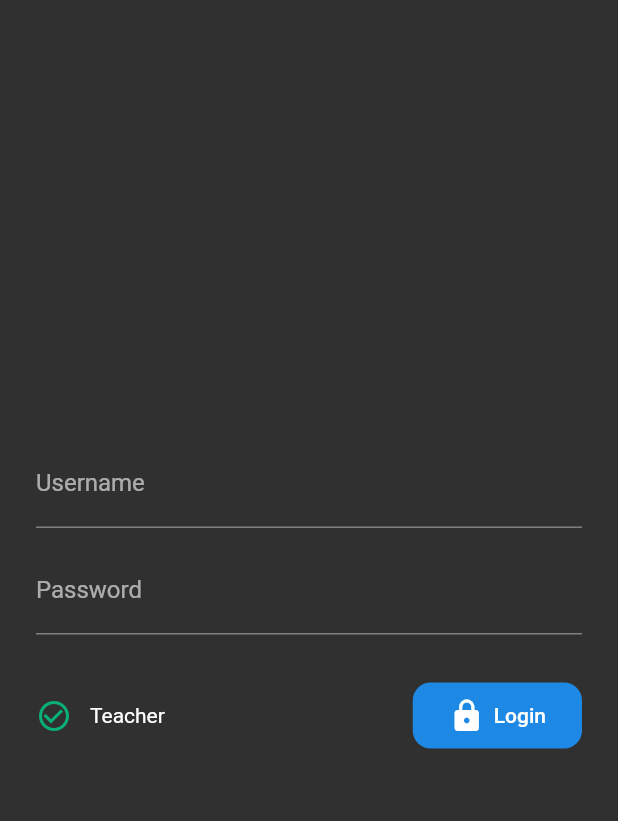
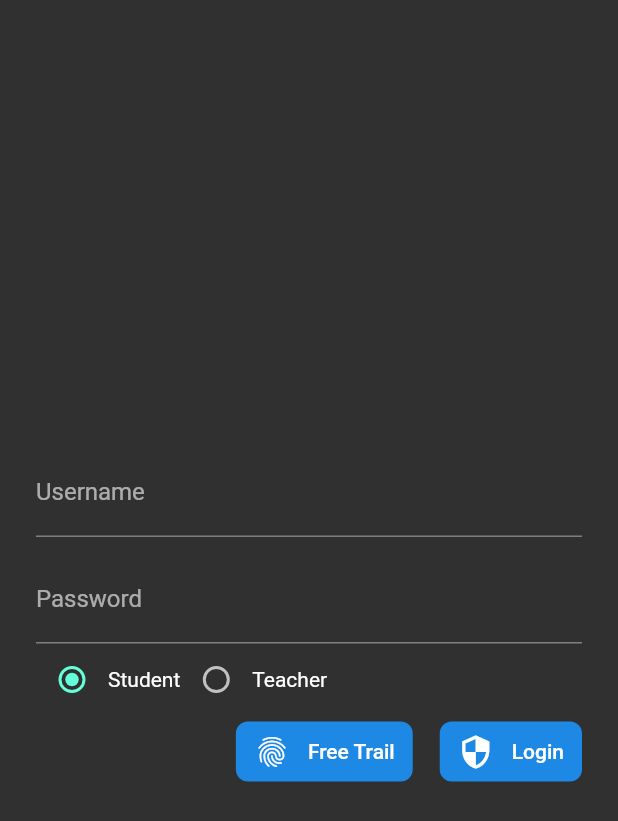
Before and after one commit to silverswords/muses, a Flutter app: the screen it shows after launch, on a phone screen of 412 x 824 dp. Shown: the top 821 px of the screen. Run offline on Flutter 3.47's test engine with Material 2 defaults, Android fonts, the light colour scheme and no system bars; missing offline and left inert: dart:html, dart:js; statements that could not run were skipped.

Commit message:
login page

```diff
--- a/lib/view/login/view.dart
+++ b/lib/view/login/view.dart
@@ -1,6 +1,5 @@
 import 'package:flutter/material.dart';
 
-import 'package:muses/constants/colors.dart';
 import 'package:muses/routing/names.dart';
 
 import 'package:muses/widgets/input/single_line.dart';
@@ -36,6 +35,8 @@ class _LoginPageState extends State<LoginPage> {
   }
 }
 
+enum LoginType { student, teacher }
+
 class _MainView extends StatelessWidget {
   const _MainView({
     Key key,
@@ -54,25 +55,86 @@ class _MainView extends StatelessWidget {
   Widget build(BuildContext context) {
     List<Widget> listViewChildren;
 
-    final desktopMaxWidth = 400.0 + 100.0;
+    final maxWidth = 500.0;
+
+    final loginChoice = Align(
+      alignment: Alignment.center,
+      child: Container(
+        constraints: BoxConstraints(
+          maxWidth: maxWidth
+        ),
+        child: Column(
+          children: [
+            Row(
+              children: [
+                Row(
+                  children: [
+                    Radio(
+                      value: LoginType.student,
+                      groupValue: LoginType.student,
+                      onChanged: (LoginType value) {
+                      },
+                    ),
+                    Text('Student')
+                  ],
+                ),
+                Row(
+                  children: [
+                    Radio(
+                      value: LoginType.teacher,
+                      groupValue: LoginType.student,
+                      onChanged: (LoginType value) {
+                      },
+                    ),
+                    Text('Teacher')
+                  ],
+                ),
+              ],
+            ),
+            SizedBox(
+              width: 12,
+            ),
+            Row(
+              mainAxisAlignment: MainAxisAlignment.end,
+              children: [
+                FilledButton(
+                  text: 'Free Trail',
+                  icon: Icons.fingerprint,
+                  onTap: () {
+                    _login(context);
+                  },
+                ),
+                SizedBox(
+                  width: 18,
+                ),
+                FilledButton(
+                  text: 'Login',
+                  icon: Icons.security,
+                  onTap: () {
+                    _login(context);
+                  },
+                ),
+              ],
+            ),
+          ],
+        ),
+      ),
+    );
+
+
     listViewChildren = [
       SingleLineInput(
-        maxWidth: desktopMaxWidth,
+        maxWidth: maxWidth,
         label: 'Username',
         controller: usernameController,
       ),
       const SizedBox(height: 12),
       PasswordInput(
-        maxWidth: desktopMaxWidth,
+        maxWidth: maxWidth,
         label: 'Password',
         controller: passwordController,
       ),
-      _LoginButton(
-        maxWidth: desktopMaxWidth,
-        onTap: () {
-          _login(context);
-        },
-      ),
+      loginChoice,
     ];
 
     return Column(
@@ -91,38 +153,3 @@ class _MainView extends StatelessWidget {
     );
   }
 }
-
-class _LoginButton extends StatelessWidget {
-  const _LoginButton({
-    Key key,
-    @required this.onTap,
-    this.maxWidth,
-  }) : super(key: key);
-
-  final double maxWidth;
-  final VoidCallback onTap;
-
-  @override
-  Widget build(BuildContext context) {
-    return Align(
-      alignment: Alignment.center,
-      child: Container(
-        constraints: BoxConstraints(maxWidth: maxWidth ?? double.infinity),
-        padding: const EdgeInsets.symmetric(vertical: 30),
-        child: Row(
-          children: [
-            Icon(Icons.check_circle_outline, color: DefaultColors.buttonColor),
-            const SizedBox(width: 12),
-            Text('Teacher'),
-            const Expanded(child: SizedBox.shrink()),
-            FilledButton(
-              text: 'Login',
-              icon: Icons.lock,
-              onTap: onTap,
-            ),
-          ],
-        ),
-      ),
-    );
-  }
-}
--- a/lib/widgets/button/filled.dart
+++ b/lib/widgets/button/filled.dart
@@ -20,15 +20,15 @@ class FilledButton extends StatelessWidget {
 
     if (icon != null) {
       widgets.add(Icon(icon));
-      widgets.add(SizedBox(width: 6));
+      widgets.add(SizedBox(width: 12));
     }
     widgets.add(Text(text));
 
     return FlatButton(
       color: color ?? Theme.of(context).buttonColor,
-      padding: const EdgeInsets.symmetric(vertical: 10, horizontal: 24),
+      padding: const EdgeInsets.symmetric(vertical: 8, horizontal: 12),
       shape: RoundedRectangleBorder(
-        borderRadius: BorderRadius.circular(12),
+        borderRadius: BorderRadius.circular(8),
       ),
       onPressed: onTap,
       child: Row(
```
